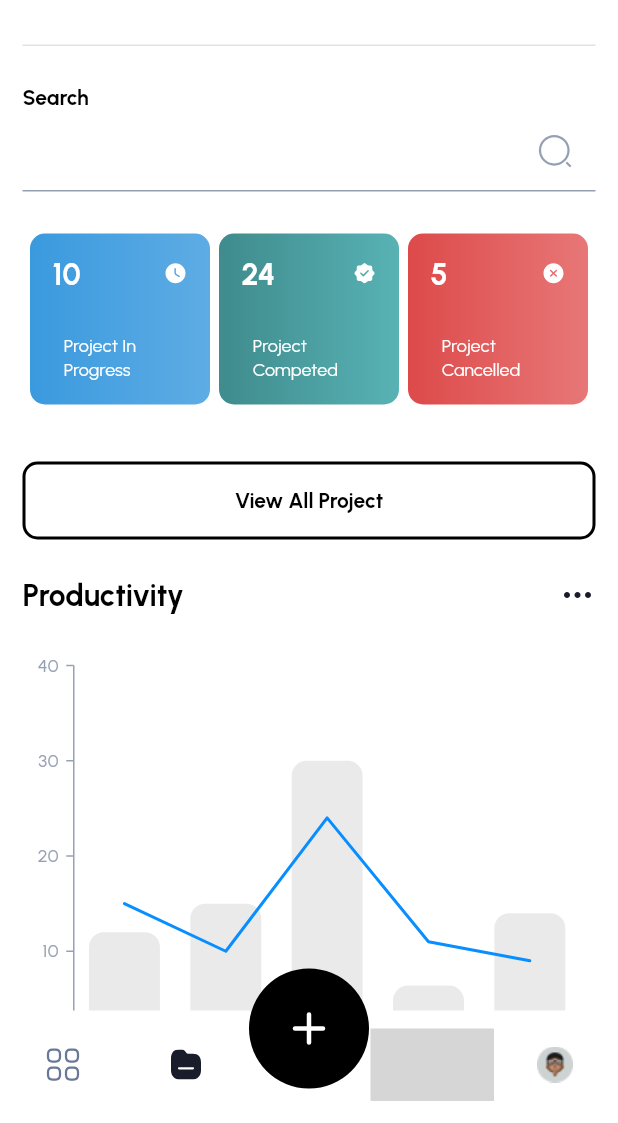
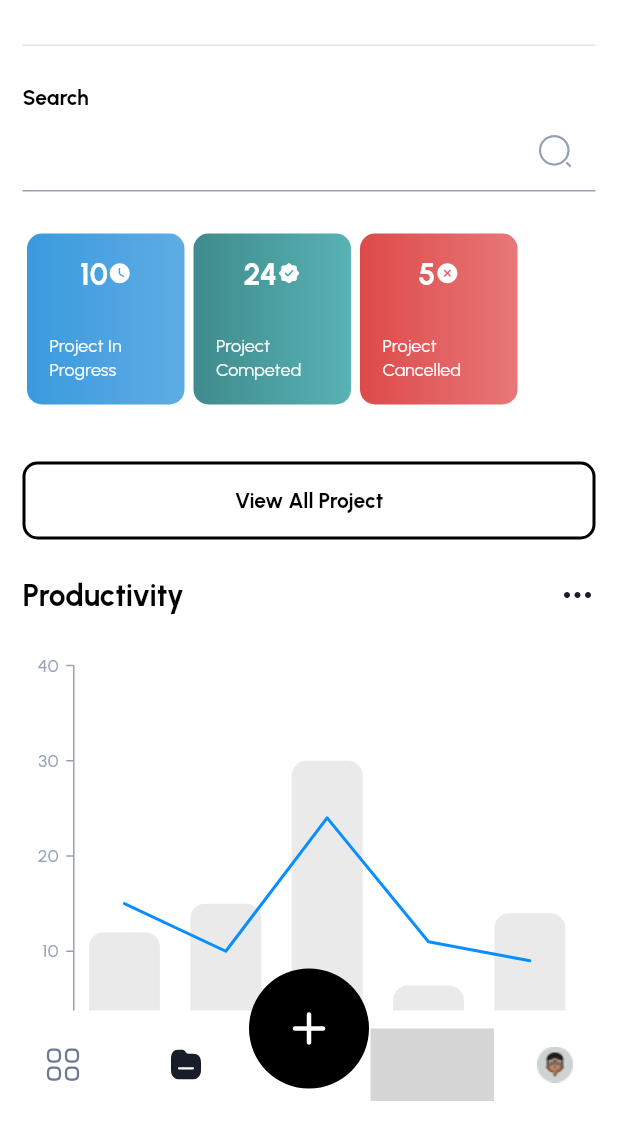
Before and after one commit to hussamElmaghraby/ringo_media_flutter_task, a Flutter app: the HomeScreen screen opened directly, item 2 of the bottom bar chosen, on a phone screen of 412 x 824 dp, the part 113-1236 px from its top. Run offline on Flutter 3.47's test engine with Material 3 defaults, Android fonts, the phone set to English and light mode, and no system bars; drawn by our look-alikes of persistent_bottom_nav_bar, searchfield; our stand-ins replace easy_date_timeline, flutter_screenutil, flutter_svg, get, syncfusion_flutter_charts; missing offline and left inert: dynamic_timeline_tile_flutter, flutter_charts, flutter_echarts; grey boxes are pictures that could not be loaded.

Commit message:
ui fixes.

```diff
--- a/lib/features/auth/presentation/screens/login_screen.dart
+++ b/lib/features/auth/presentation/screens/login_screen.dart
@@ -152,6 +152,7 @@ class _LoginScreenState extends State<LoginScreen> {
                 ),
               ),
             ),
+            FixedSpacers.spacerH25,
           ],
         ),
       ),
--- a/lib/features/home/presentation/screens/home_pages/calender_pages/calender_screen.dart
+++ b/lib/features/home/presentation/screens/home_pages/calender_pages/calender_screen.dart
@@ -63,9 +63,9 @@ class _CalenderScreenState extends State<CalenderScreen>
                   ],
                 ),
                 SizedBox(
-                  height: 500,
+                  height: 950,
                   child: TabBarView(
-                    physics: const NeverScrollableScrollPhysics(),
+                    // physics: const NeverScrollableScrollPhysics(),
                     controller: _tabController,
                     children:const [
                       SchedulePage(
--- a/lib/features/home/presentation/screens/home_pages/calender_pages/pages/schedule_page.dart
+++ b/lib/features/home/presentation/screens/home_pages/calender_pages/pages/schedule_page.dart
@@ -13,8 +13,7 @@ class SchedulePage extends StatefulWidget {
 class _SchedulePageState extends State<SchedulePage> {
   @override
   Widget build(BuildContext context) {
-    return SingleChildScrollView(
-      child: Column(
+    return Column(
       // shrinkWrap: true,
       children: [
         FixedSpacers.spacerH10,
@@ -35,6 +34,7 @@ class _SchedulePageState extends State<SchedulePage> {
                 EventCard(
                   cardColor: const Color(0xffEBF9F5) ,
                   child: Container(
+                    height: ResponsiveDimension.heightPercentage10,
                     decoration: const BoxDecoration(
                       border: Border(left: BorderSide(color: Color(0xffFD7722) ,width: 2))
                     ),
@@ -49,7 +49,6 @@ class _SchedulePageState extends State<SchedulePage> {
         ),
         FixedSpacers.spacerH20,
       ],
-      ),
     );
   }
 }
--- a/lib/features/home/presentation/screens/home_pages/calender_pages/pages/tasks_page.dart
+++ b/lib/features/home/presentation/screens/home_pages/calender_pages/pages/tasks_page.dart
@@ -14,6 +14,7 @@ class _TasksPageState extends State<TasksPage> {
   @override
   Widget build(BuildContext context) {
     return ListView.builder(
+      physics: NeverScrollableScrollPhysics(),
       shrinkWrap: true,
       itemCount: 10,
       itemBuilder: (_, idx) => TaskItemWidget(
--- a/lib/features/home/presentation/screens/home_pages/project_summary_page.dart
+++ b/lib/features/home/presentation/screens/home_pages/project_summary_page.dart
@@ -100,9 +100,11 @@ class _ProjectSummaryPageState extends State<ProjectSummaryPage> {
                   .toList(),
             ),
             FixedSpacers.spacerH25,
-            const SizedBox(
+             SizedBox(
               height: Sizer.size120,
-              child: Row(mainAxisAlignment: MainAxisAlignment.center, children: [
+              child: ListView(
+                scrollDirection: Axis.horizontal,
+                  children: [
                 ProjectStatusItemWidget(
                   startColor: Color(0xff3A9ADE),
                   endColor: Color(0xff5EACE4),
--- a/lib/features/home/presentation/screens/home_pages/widgets/project_status_item_widget.dart
+++ b/lib/features/home/presentation/screens/home_pages/widgets/project_status_item_widget.dart
@@ -21,7 +21,7 @@ class ProjectStatusItemWidget extends StatelessWidget {
   @override
   Widget build(BuildContext context) {
     return Container(
-      width: Sizer.size120,
+      // width: Sizer.size120,
       margin: const EdgeInsets.all(
         Sizer.size3,
       ),
```
Also changed, not shown: pubspec.lock. Lines whose indentation alone changed are shown as unchanged.
